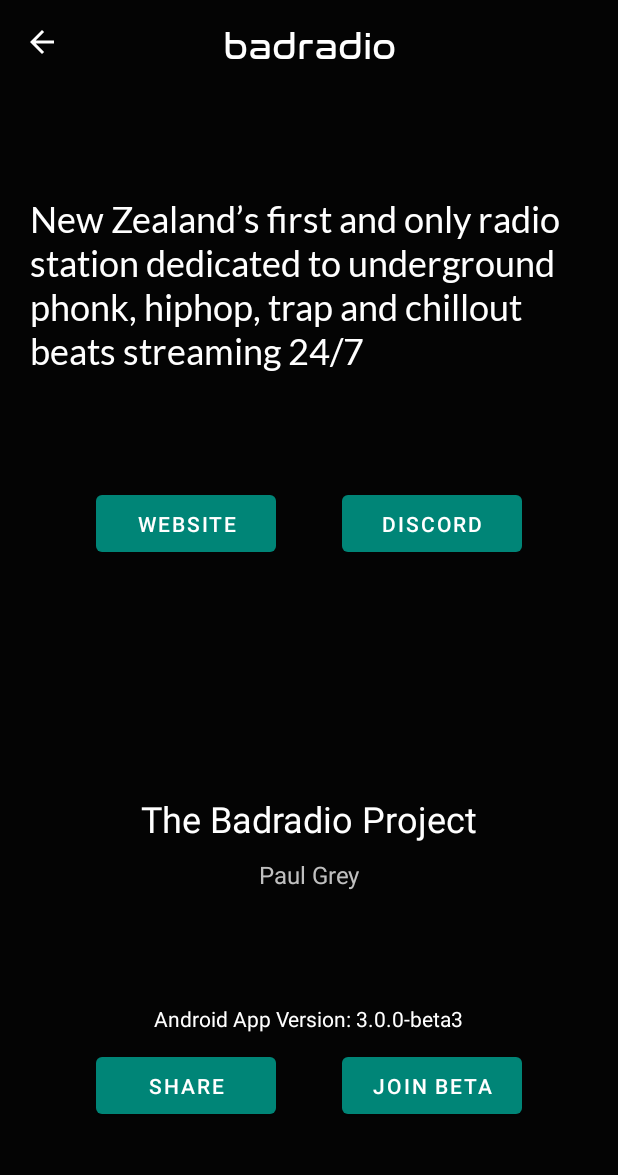
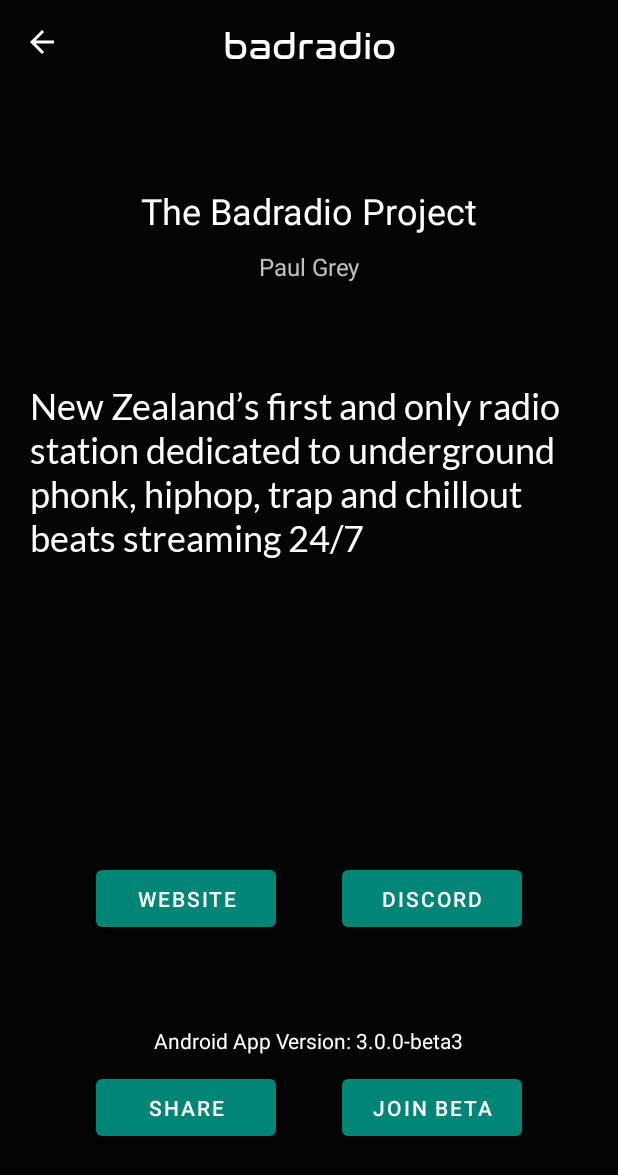
Before and after one commit to cloudsftp/BadRadioAndroid, an Android app: the AboutActivity screen opened directly, with no data from a screen before it, on a phone screen of 412 x 824 dp. Shown: the top 1175 px of the screen. Run offline under Robolectric (Android 15) with nearby library versions, the phone set to English and light mode, and no system bars; Roboto replaces fonts that are not available here.

Commit message:
update theming

```diff
--- a/app/src/main/java/nz/badradio/badradio/activity/AboutActivity.kt
+++ b/app/src/main/java/nz/badradio/badradio/activity/AboutActivity.kt
@@ -12,7 +12,6 @@
 class AboutActivity : AppCompatActivity() {
     private val radioWebsite    = "https://badradio.nz"
     private val badradioDiscord = "https://discord.gg/sY87mUcyYD"
-    private val badradioBeta    = ""
 
     private lateinit var binding: ActivityAboutBinding
 
--- a/app/src/main/res/layout/activity_about.xml
+++ b/app/src/main/res/layout/activity_about.xml
@@ -5,6 +5,36 @@
     android:layout_height="match_parent">
 
     <include layout="@layout/toolbar" android:id="@+id/toolbar"/>
+
+    <androidx.constraintlayout.widget.ConstraintLayout
+        android:id="@+id/info_layout"
+        android:layout_width="match_parent"
+        android:layout_height="wrap_content"
+        app:layout_constraintTop_toBottomOf="@id/toolbar"
+        app:layout_constraintBottom_toTopOf="@id/info_text">
+
+        <com.google.android.material.textview.MaterialTextView
+            android:id="@+id/project_text_view"
+            android:layout_width="wrap_content"
+            android:layout_height="wrap_content"
+            app:layout_constraintTop_toTopOf="parent"
+            app:layout_constraintLeft_toLeftOf="parent"
+            app:layout_constraintRight_toRightOf="parent"
+            android:text="@string/badradio_project"
+            android:textSize="24sp"/>
+
+        <com.google.android.material.textview.MaterialTextView
+            android:layout_width="wrap_content"
+            android:layout_height="wrap_content"
+            android:layout_marginTop="10dp"
+            app:layout_constraintTop_toBottomOf="@id/project_text_view"
+            app:layout_constraintLeft_toLeftOf="parent"
+            app:layout_constraintRight_toRightOf="parent"
+            android:text="@string/paul"
+            android:textSize="16sp"
+            android:textColor="@color/greyc"/>
+
+    </androidx.constraintlayout.widget.ConstraintLayout>
 
     <com.google.android.material.textview.MaterialTextView
         android:id="@+id/info_text"
@@ -25,7 +55,7 @@
         android:layout_marginStart="20dp"
         android:layout_marginEnd="20dp"
         app:layout_constraintTop_toBottomOf="@id/info_text"
-        app:layout_constraintBottom_toTopOf="@id/info_layout"
+        app:layout_constraintBottom_toBottomOf="parent"
         app:layout_constraintLeft_toLeftOf="parent"
         app:layout_constraintRight_toRightOf="parent">
 
@@ -50,43 +80,12 @@
     </androidx.constraintlayout.widget.ConstraintLayout>
 
     <androidx.constraintlayout.widget.ConstraintLayout
-        android:id="@+id/info_layout"
-        android:layout_width="match_parent"
-        android:layout_height="wrap_content"
-        android:layout_marginTop="80dp"
-        app:layout_constraintTop_toBottomOf="@id/link_buttons_layout"
-        app:layout_constraintBottom_toTopOf="@id/app_info_layout">
-
-        <com.google.android.material.textview.MaterialTextView
-            android:id="@+id/project_text_view"
-            android:layout_width="wrap_content"
-            android:layout_height="wrap_content"
-            app:layout_constraintTop_toTopOf="parent"
-            app:layout_constraintLeft_toLeftOf="parent"
-            app:layout_constraintRight_toRightOf="parent"
-            android:text="@string/badradio_project"
-            android:textSize="24sp"/>
-
-        <com.google.android.material.textview.MaterialTextView
-            android:layout_width="wrap_content"
-            android:layout_height="wrap_content"
-            android:layout_marginTop="10dp"
-            app:layout_constraintTop_toBottomOf="@id/project_text_view"
-            app:layout_constraintLeft_toLeftOf="parent"
-            app:layout_constraintRight_toRightOf="parent"
-            android:text="@string/paul"
-            android:textSize="16sp"
-            android:textColor="@color/greyc"/>
-
-    </androidx.constraintlayout.widget.ConstraintLayout>
-
-    <androidx.constraintlayout.widget.ConstraintLayout
         android:id="@+id/app_info_layout"
         android:layout_width="match_parent"
         android:layout_height="wrap_content"
         android:layout_marginLeft="20dp"
         android:layout_marginRight="20dp"
-        app:layout_constraintTop_toBottomOf="@id/info_layout"
+        app:layout_constraintTop_toBottomOf="@id/link_buttons_layout"
         app:layout_constraintBottom_toBottomOf="parent">
 
         <com.google.android.material.textview.MaterialTextView
@@ -96,7 +95,8 @@
             app:layout_constraintTop_toTopOf="parent"
             app:layout_constraintLeft_toLeftOf="parent"
             app:layout_constraintRight_toRightOf="parent"
-            android:text="@string/version_name"/>
+            android:text="@string/version_name"
+            android:color="@color/grey3"/>
 
         <com.google.android.material.button.MaterialButton
             android:id="@+id/share_button"
--- a/app/src/main/res/layout/toolbar.xml
+++ b/app/src/main/res/layout/toolbar.xml
@@ -11,4 +11,5 @@
 
     app:titleCentered="true"
     app:titleTextAppearance="@style/TitleAppearance"
-    android:theme="@style/ToolbarTheme"/>
+    android:theme="@style/ToolbarTheme"
+    app:popupTheme="@style/Theme.AppCompat.DayNight"/>
--- a/app/src/main/res/values/styles.xml
+++ b/app/src/main/res/values/styles.xml
@@ -16,8 +16,7 @@
         <item name="colorAccent">@color/colorAccent</item>
     </style>
 
-    <style name="ToolbarTheme" parent="ThemeOverlay.AppCompat.Light">
-        <item name="android:textColorPrimary">@android:color/white</item>
+    <style name="ToolbarTheme" parent="ThemeOverlay.AppCompat.Dark">
         <item name="android:textColorSecondary">@android:color/white</item>
     </style>
 
```
Also changed, not shown: app/src/main/res/layout/activity_player.xml (+13 -3 lines).
